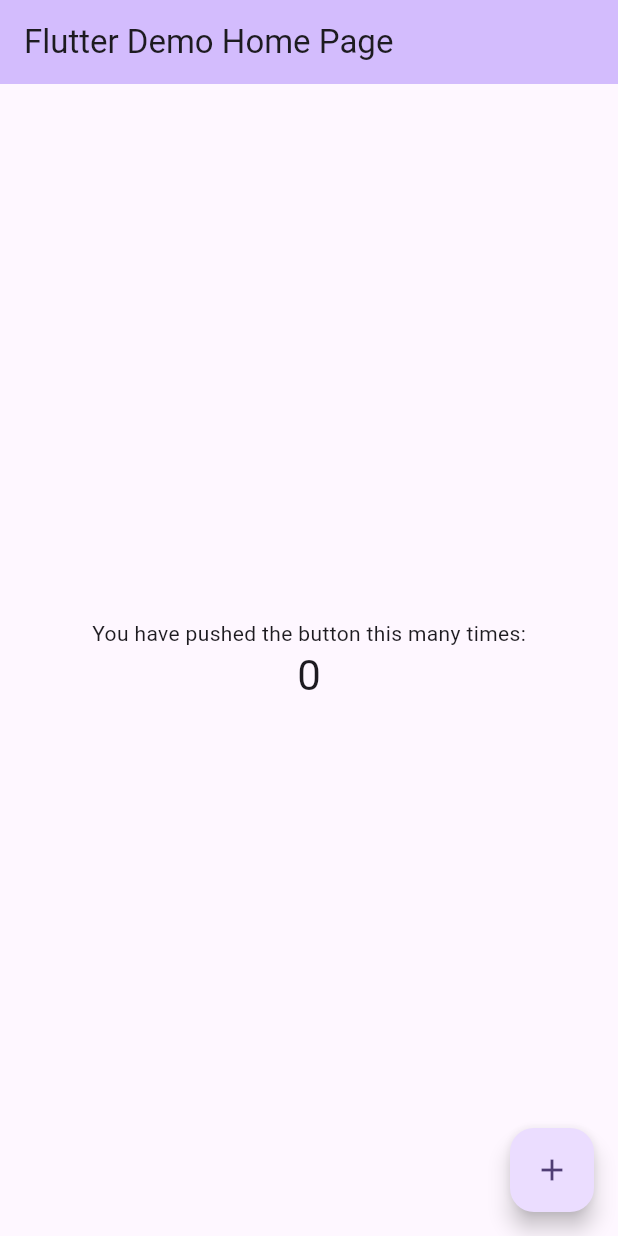
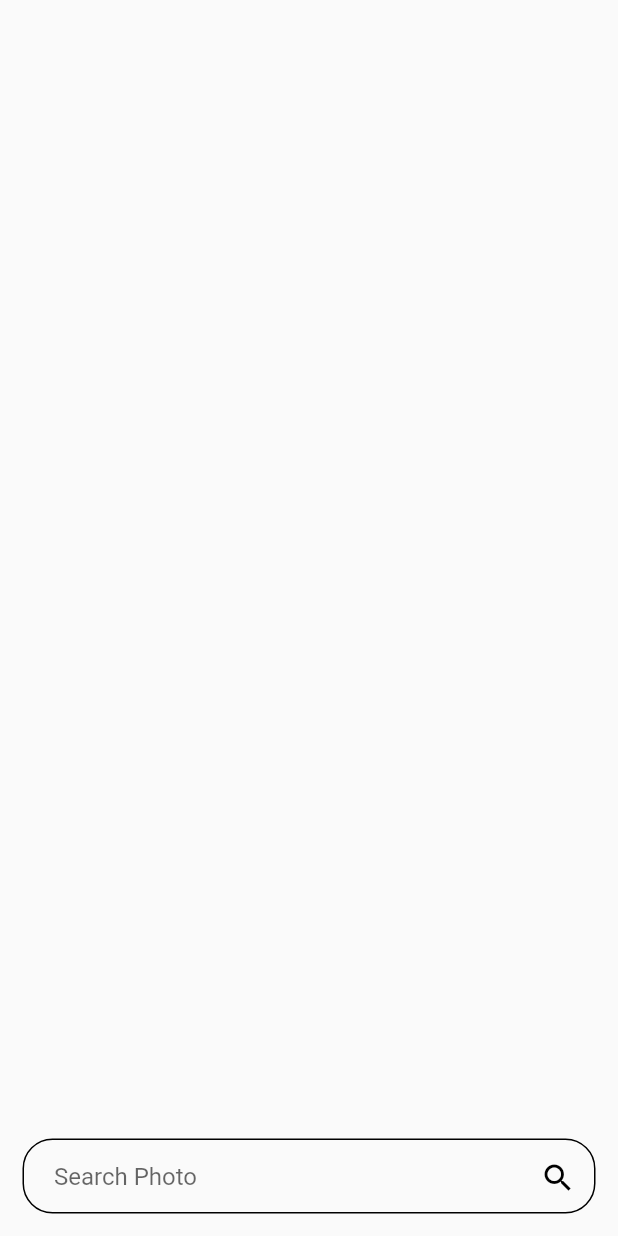
Before and after one commit to Schematic-Bytes/Lumina, a Flutter app: the screen it shows after launch, on a phone screen of 412 x 824 dp. Run offline on Flutter 3.47's test engine with Material 2 defaults, Android fonts, the phone set to English and light mode, and no system bars; our stand-ins replace google_fonts.

Commit message:
add routes

```diff
--- a/lib/main.dart
+++ b/lib/main.dart
@@ -1,125 +1,6 @@
 import 'package:flutter/material.dart';
+import 'package:lumina/routes/app.dart';
 
 void main() {
-  runApp(const MyApp());
+  runApp(const LuminaApp());
 }
-
-class MyApp extends StatelessWidget {
-  const MyApp({super.key});
-
-  // This widget is the root of your application.
-  @override
-  Widget build(BuildContext context) {
-    return MaterialApp(
-      title: 'Flutter Demo',
-      theme: ThemeData(
-        // This is the theme of your application.
-        //
-        // TRY THIS: Try running your application with "flutter run". You'll see
-        // the application has a blue toolbar. Then, without quitting the app,
-        // try changing the seedColor in the colorScheme below to Colors.green
-        // and then invoke "hot reload" (save your changes or press the "hot
-        // reload" button in a Flutter-supported IDE, or press "r" if you used
-        // the command line to start the app).
-        //
-        // Notice that the counter didn't reset back to zero; the application
-        // state is not lost during the reload. To reset the state, use hot
-        // restart instead.
-        //
-        // This works for code too, not just values: Most code changes can be
-        // tested with just a hot reload.
-        colorScheme: ColorScheme.fromSeed(seedColor: Colors.deepPurple),
-        useMaterial3: true,
-      ),
-      home: const MyHomePage(title: 'Flutter Demo Home Page'),
-    );
-  }
-}
-
-class MyHomePage extends StatefulWidget {
-  const MyHomePage({super.key, required this.title});
-
-  // This widget is the home page of your application. It is stateful, meaning
-  // that it has a State object (defined below) that contains fields that affect
-  // how it looks.
-
-  // This class is the configuration for the state. It holds the values (in this
-  // case the title) provided by the parent (in this case the App widget) and
-  // used by the build method of the State. Fields in a Widget subclass are
-  // always marked "final".
-
-  final String title;
-
-  @override
-  State<MyHomePage> createState() => _MyHomePageState();
-}
-
-class _MyHomePageState extends State<MyHomePage> {
-  int _counter = 0;
-
-  void _incrementCounter() {
-    setState(() {
-      // This call to setState tells the Flutter framework that something has
-      // changed in this State, which causes it to rerun the build method below
-      // so that the display can reflect the updated values. If we changed
-      // _counter without calling setState(), then the build method would not be
-      // called again, and so nothing would appear to happen.
-      _counter++;
-    });
-  }
-
-  @override
-  Widget build(BuildContext context) {
-    // This method is rerun every time setState is called, for instance as done
-    // by the _incrementCounter method above.
-    //
-    // The Flutter framework has been optimized to make rerunning build methods
-    // fast, so that you can just rebuild anything that needs updating rather
-    // than having to individually change instances of widgets.
-    return Scaffold(
-      appBar: AppBar(
-        // TRY THIS: Try changing the color here to a specific color (to
-        // Colors.amber, perhaps?) and trigger a hot reload to see the AppBar
-        // change color while the other colors stay the same.
-        backgroundColor: Theme.of(context).colorScheme.inversePrimary,
-        // Here we take the value from the MyHomePage object that was created by
-        // the App.build method, and use it to set our appbar title.
-        title: Text(widget.title),
-      ),
-      body: Center(
-        // Center is a layout widget. It takes a single child and positions it
-        // in the middle of the parent.
-        child: Column(
-          // Column is also a layout widget. It takes a list of children and
-          // arranges them vertically. By default, it sizes itself to fit its
-          // children horizontally, and tries to be as tall as its parent.
-          //
-          // Column has various properties to control how it sizes itself and
-          // how it positions its children. Here we use mainAxisAlignment to
-          // center the children vertically; the main axis here is the vertical
-          // axis because Columns are vertical (the cross axis would be
-          // horizontal).
-          //
-          // TRY THIS: Invoke "debug painting" (choose the "Toggle Debug Paint"
-          // action in the IDE, or press "p" in the console), to see the
-          // wireframe for each widget.
-          mainAxisAlignment: MainAxisAlignment.center,
-          children: <Widget>[
-            const Text(
-              'You have pushed the button this many times:',
-            ),
-            Text(
-              '$_counter',
-              style: Theme.of(context).textTheme.headlineMedium,
-            ),
-          ],
-        ),
-      ),
-      floatingActionButton: FloatingActionButton(
-        onPressed: _incrementCounter,
-        tooltip: 'Increment',
-        child: const Icon(Icons.add),
-      ), // This trailing comma makes auto-formatting nicer for build methods.
-    );
-  }
-}
--- /dev/null
+++ b/lib/routes/app.dart
@@ -0,0 +1,15 @@
+import 'package:flutter/material.dart';
+import 'package:lumina/routes/home.dart';
+
+class LuminaApp extends StatelessWidget {
+  const LuminaApp({super.key});
+
+  @override
+  Widget build(BuildContext context) {
+    return MaterialApp(
+      debugShowCheckedModeBanner: false,
+      theme: ThemeData(),
+      home: const HomePage(),
+    );
+  }
+}
--- /dev/null
+++ b/lib/routes/home.dart
@@ -0,0 +1,66 @@
+import 'package:flutter/material.dart';
+import 'package:google_fonts/google_fonts.dart';
+import 'package:lumina/routes/results.dart';
+
+class HomePage extends StatelessWidget {
+  const HomePage({super.key});
+
+  @override
+  Widget build(BuildContext context) {
+    return GestureDetector(
+      onTap: () => FocusManager.instance.primaryFocus?.unfocus(),
+      child: Scaffold(
+        appBar: AppBar(
+          centerTitle: true,
+          backgroundColor: Colors.transparent,
+          elevation: 0,
+          title: Text(
+            "",
+            style: GoogleFonts.poppins(fontSize: 20, color: Colors.black),
+          ),
+        ),
+        body: Container(
+          margin: const EdgeInsets.all(15),
+          child: Expanded(
+            child: Align(
+              alignment: Alignment.bottomCenter,
+              child: Container(
+                padding: const EdgeInsets.only(left: 20, top: 2),
+                height: 50,
+                decoration: BoxDecoration(
+                  border: Border.all(),
+                  borderRadius: const BorderRadius.all(Radius.circular(20)),
+                ),
+                child: TextFormField(
+                  decoration: InputDecoration(
+                    hintText: "Search Photo",
+                    border: InputBorder.none,
+                    // prefixIcon: IconButton(
+                    //   color: Colors.black,
+                    //   icon: const Icon(
+                    //     Icons.image_search,
+                    //   ),
+                    //   onPressed: () {},
+                    // ),
+                    suffixIcon: IconButton(
+                      color: Colors.black,
+                      icon: const Icon(Icons.search),
+                      onPressed: () {
+                        Navigator.push(
+                          context,
+                          MaterialPageRoute(
+                            builder: (context) => const Result(),
+                          ),
+                        );
+                      },
+                    ),
+                  ),
+                ),
+              ),
+            ),
+          ),
+        ),
+      ),
+    );
+  }
+}
```
Also changed, not shown: lib/routes/results.dart (added, +34 -0 lines).
